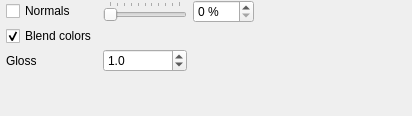
Above: src/gui/forms/toolbar_rendernormalsgroup.ui from open-scan-crew/OpenScanTools before the change. Below: the same form after it.
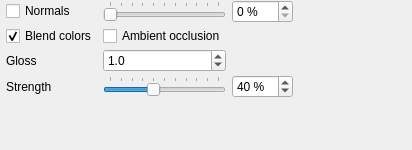
That is the form after the change.

Commit message: Add ambient occlusion SSAO post-process

```diff
--- a/src/gui/forms/toolbar_rendernormalsgroup.ui
+++ b/src/gui/forms/toolbar_rendernormalsgroup.ui
@@ -7,7 +7,7 @@
     <x>0</x>
     <y>0</y>
     <width>412</width>
-    <height>116</height>
+    <height>150</height>
    </rect>
   </property>
   <property name="windowTitle">
@@ -29,6 +29,29 @@
    <property name="verticalSpacing">
     <number>3</number>
    </property>
+   <item row="3" column="4">
+    <widget class="QLabel" name="label_aoStrength">
+     <property name="text">
+      <string>Strength</string>
+     </property>
+    </widget>
+   </item>
+   <item row="3" column="5">
+    <widget class="QSlider" name="slider_aoStrength">
+     <property name="maximum">
+      <number>100</number>
+     </property>
+     <property name="value">
+      <number>40</number>
+     </property>
+     <property name="orientation">
+      <enum>Qt::Horizontal</enum>
+     </property>
+     <property name="tickPosition">
+      <enum>QSlider::TicksAbove</enum>
+     </property>
+    </widget>
+   </item>
    <item row="0" column="6">
     <widget class="QSpinBox" name="spinBox_normalStrength">
      <property name="suffix">
@@ -107,6 +130,26 @@
      </property>
     </widget>
    </item>
+   <item row="1" column="5">
+    <widget class="QCheckBox" name="checkBox_ao">
+     <property name="text">
+      <string>Ambient occlusion</string>
+     </property>
+    </widget>
+   </item>
+   <item row="3" column="6">
+    <widget class="QSpinBox" name="spinBox_aoStrength">
+     <property name="suffix">
+      <string> %</string>
+     </property>
+     <property name="maximum">
+      <number>100</number>
+     </property>
+     <property name="value">
+      <number>40</number>
+     </property>
+    </widget>
+   </item>
    <item row="2" column="4">
     <widget class="QLabel" name="label_sharpness">
      <property name="text">
```
Left out of the diff: 3 changed lines with no effect on the pictures. The commit also changes 27 other files.
